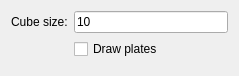
Above: libraries/default/Examples/CubeCuttingOut.ui from qcad/qcad before the change. Below: the same form after it.
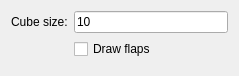
That is the form after the change.

```diff
--- a/libraries/default/Examples/CubeCuttingOut.ui
+++ b/libraries/default/Examples/CubeCuttingOut.ui
@@ -31,7 +31,7 @@
    <item row="1" column="1">
     <widget class="QCheckBox" name="DrawPlates">
      <property name="text">
-      <string>Draw plates</string>
+      <string>Draw flaps</string>
      </property>
     </widget>
    </item>
```
Left out of the diff: 2 changed lines with no effect on the pictures.
